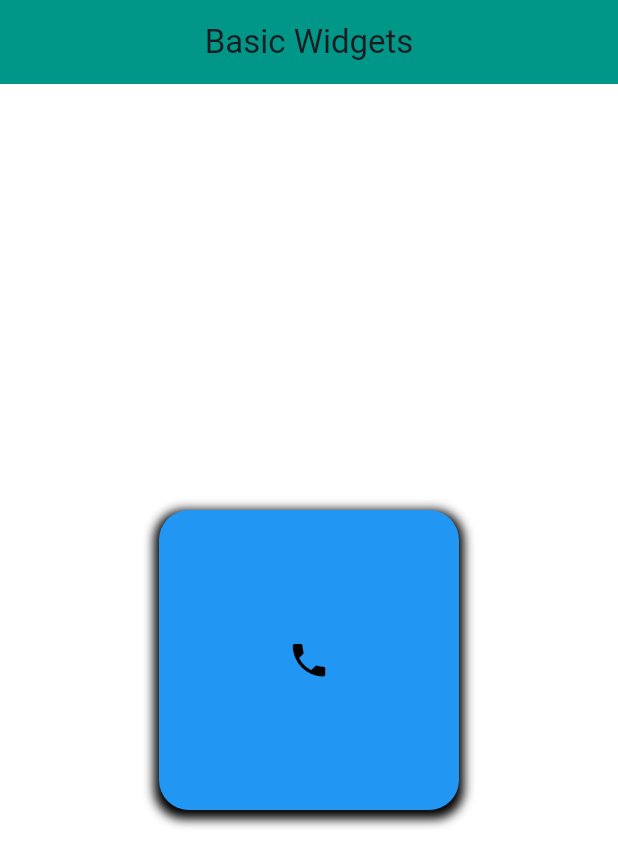
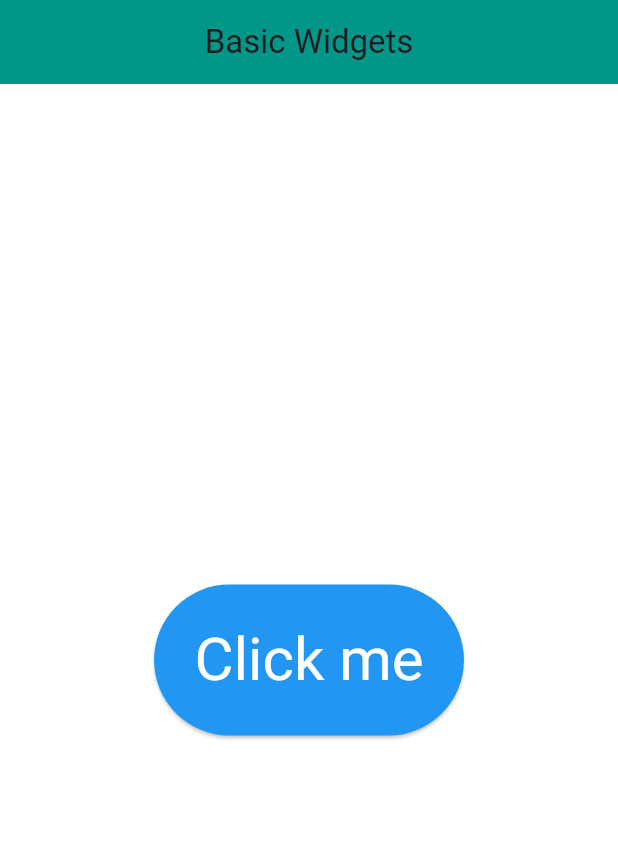
Before and after one commit to ZulfiqarAlam18/100_days_of_flutter, a Flutter app: the screen it shows after launch, on a phone screen of 412 x 824 dp. Shown: the top 867 px of the screen. Run offline on Flutter 3.47's test engine with Material 3 defaults, Android fonts, the light colour scheme and no system bars.

Commit message:
elevated button

```diff
--- a/basic_widgets/lib/main.dart
+++ b/basic_widgets/lib/main.dart
@@ -2,26 +2,26 @@
 
 void main() => runApp(const BasicWidgets());
 
-class BasicWidgets extends StatelessWidget{
+class BasicWidgets extends StatelessWidget {
   const BasicWidgets({super.key});
 
   @override
   Widget build(BuildContext context) {
-    return  MaterialApp(
+    return MaterialApp(
       title: 'Basic Widgets',
       home: Home(),
     );
   }
 }
-class Home extends StatefulWidget{
+
+class Home extends StatefulWidget {
   const Home({super.key});
 
   @override
   MyAppState createState() => MyAppState();
+}
 
-}
-class MyAppState extends State <Home>{
-
+class MyAppState extends State<Home> {
   @override
   Widget build(BuildContext context) {
     return Scaffold(
@@ -29,32 +29,22 @@
         title: const Text('Basic Widgets'),
         centerTitle: true,
         backgroundColor: Colors.teal,
-
       ),
       backgroundColor: Colors.white,
       body: Center(
-        child: Container(
-          padding: EdgeInsets.all(10),
-          margin: EdgeInsets.all(10),
-          width: 200,
-          height: 200,
-         // color: Colors.blue,
-          decoration: BoxDecoration(
-            color: Colors.blue,
-            borderRadius: BorderRadius.circular(20),
-            boxShadow: [ BoxShadow(
-              blurRadius: 5,
-              spreadRadius: 3,
-              offset: Offset(0,3),
-            ),]
+        child: ElevatedButton(
+          onPressed: (){},child: Text(
+          'Click me'
+        ),
+          style: ElevatedButton.styleFrom(
+            backgroundColor: Colors.blue,
+            foregroundColor: Colors.white,
+            padding: EdgeInsets.all(26.9),
+            textStyle: TextStyle(fontSize: 40)
+
           ),
-
-          //child: ElevatedButton(onPressed: (){},child: Text('Press me'),),
-          child: Icon(Icons.phone,size: 29,color: Colors.black)
-        ),
+        )
       ),
     );
-
   }
-
 }
```
